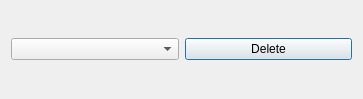
doubledubba/braveirc, file db/ui/delete.ui: the form before one commit.
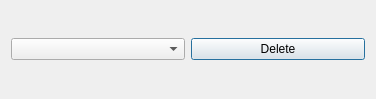
The form after the commit.

Commit message: Created composite window

```diff
--- a/db/ui/delete.ui
+++ b/db/ui/delete.ui
@@ -6,7 +6,7 @@
    <rect>
     <x>0</x>
     <y>0</y>
-    <width>363</width>
+    <width>376</width>
     <height>99</height>
    </rect>
   </property>
```
Left out of the diff: 21 changed lines with no effect on the pictures. The commit also changes 7 other files.
